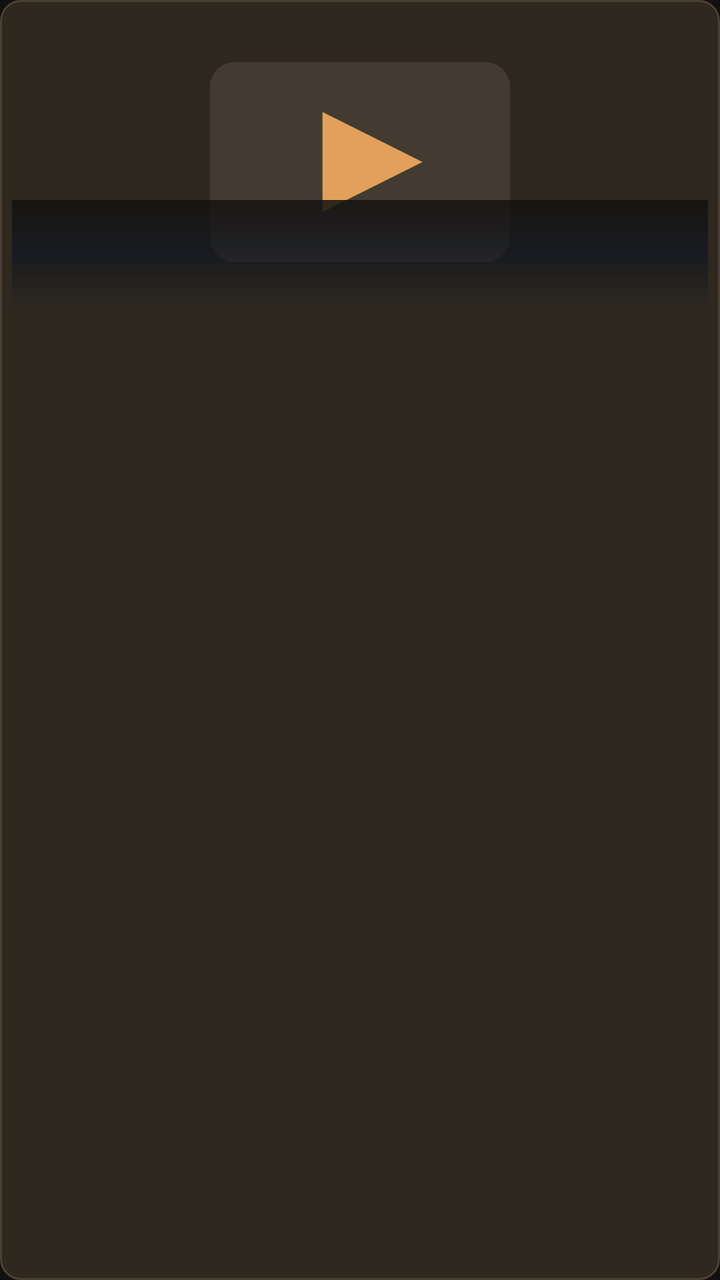
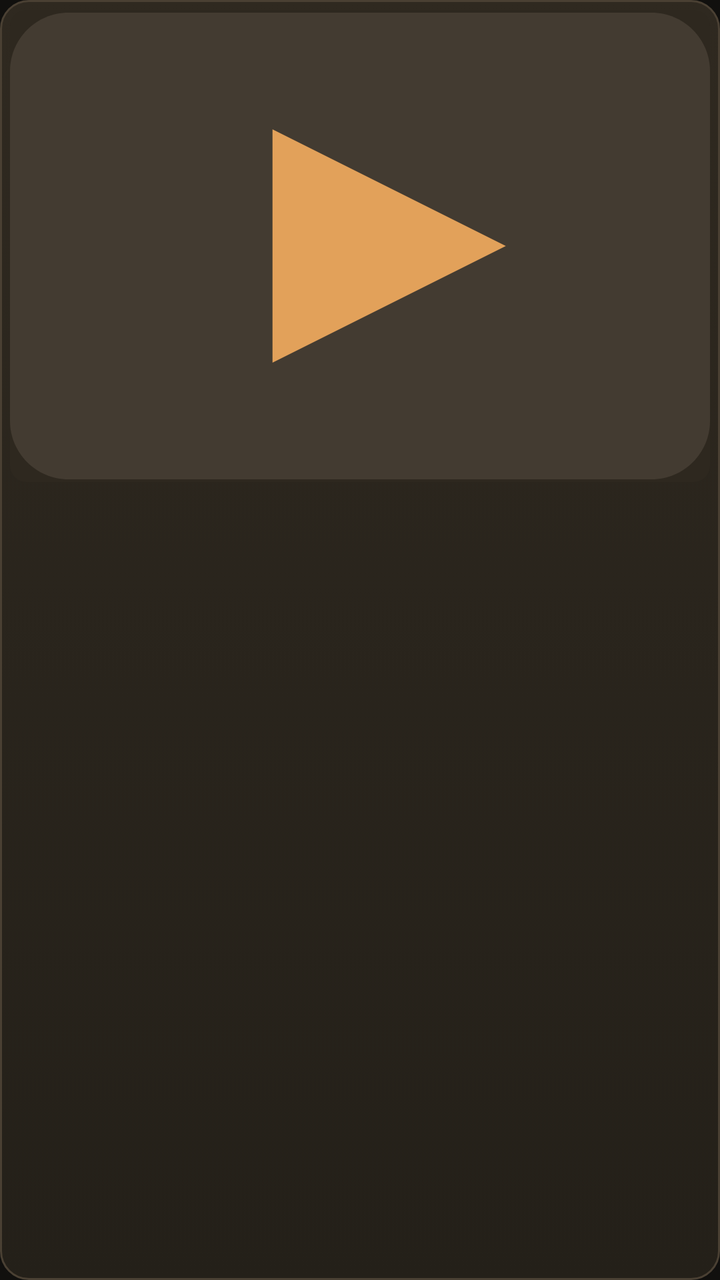

The first picture is an Android layout as it rendered before a commit; the second is the same layout after the commit. The layout source and the unified diff follow.
<!-- AndroidManifest.xml: application theme Theme.OlympusIptv -->
<!-- res/layout/item_fresh.xml -->
<?xml version="1.0" encoding="utf-8"?>
<LinearLayout xmlns:android="http://schemas.android.com/apk/res/android"
    android:layout_width="match_parent"
    android:layout_height="wrap_content"
    android:layout_margin="6dp"
    android:background="@drawable/bg_fresh_focusable"
    android:clickable="true"
    android:focusable="true"
    android:focusableInTouchMode="true"
    android:orientation="vertical"
    android:padding="6dp">

    <FrameLayout
        android:layout_width="match_parent"
        android:layout_height="150dp">

        <ImageView
            android:id="@+id/freshLogo"
            android:layout_width="match_parent"
            android:layout_height="match_parent"
            android:background="@color/bg_panel"
            android:contentDescription="@null"
            android:scaleType="fitCenter"
            android:src="@drawable/ic_channel_placeholder" />

        <TextView
            android:id="@+id/freshRating"
            android:layout_width="wrap_content"
            android:layout_height="wrap_content"
            android:layout_gravity="top|end"
            android:layout_margin="8dp"
            android:background="@drawable/bg_panel"
            android:paddingHorizontal="8dp"
            android:paddingVertical="4dp"
            android:textColor="@color/accent"
            android:textSize="12sp"
            android:textStyle="bold"
            android:visibility="gone" />

        <View
            android:layout_width="match_parent"
            android:layout_height="56dp"
            android:layout_gravity="bottom"
            android:background="@drawable/bg_player_scrim" />

        <TextView
            android:id="@+id/freshScrimMeta"
            android:layout_width="match_parent"
            android:layout_height="wrap_content"
            android:layout_gravity="bottom"
            android:ellipsize="end"
            android:maxLines="1"
            android:paddingHorizontal="10dp"
            android:paddingBottom="10dp"
            android:textColor="@color/text_primary"
            android:textSize="12sp"
            android:visibility="gone" />
    </FrameLayout>

    <TextView
        android:id="@+id/freshName"
        android:layout_width="match_parent"
        android:layout_height="wrap_content"
        android:layout_marginTop="6dp"
        android:ellipsize="end"
        android:maxLines="2"
        android:textColor="@color/text_primary"
        android:textSize="13sp"
        android:textStyle="bold" />

    <TextView
        android:id="@+id/freshGroup"
        android:layout_width="match_parent"
        android:layout_height="wrap_content"
        android:ellipsize="end"
        android:maxLines="1"
        android:textColor="@color/text_secondary"
        android:textSize="11sp" />
</LinearLayout>
<!-- resources referenced by this layout -->
<resources>
  <!-- drawable bg_fresh_focusable (drawable) -->
  <?xml version="1.0" encoding="utf-8"?>
  <selector xmlns:android="http://schemas.android.com/apk/res/android">
      <item android:state_focused="true">
          <shape>
              <solid android:color="@color/bg_elevated" />
              <corners android:radius="10dp" />
              <stroke
                  android:width="3dp"
                  android:color="@color/focus" />
          </shape>
      </item>
      <item android:state_selected="true">
          <shape>
              <solid android:color="@color/accent_dim" />
              <corners android:radius="10dp" />
              <stroke
                  android:width="2dp"
                  android:color="@color/accent" />
          </shape>
      </item>
      <item>
          <shape>
              <solid android:color="@color/bg_panel" />
              <corners android:radius="10dp" />
              <stroke
                  android:width="1dp"
                  android:color="@color/stroke" />
          </shape>
      </item>
  </selector>
  <!-- drawable bg_panel (drawable) -->
  <?xml version="1.0" encoding="utf-8"?>
  <shape xmlns:android="http://schemas.android.com/apk/res/android">
      <solid android:color="@color/bg_panel" />
      <corners android:radius="10dp" />
      <stroke
          android:width="1dp"
          android:color="@color/stroke" />
  </shape>
  <!-- drawable bg_player_scrim (drawable) -->
  <?xml version="1.0" encoding="utf-8"?>
  <shape xmlns:android="http://schemas.android.com/apk/res/android">
      <gradient
          android:angle="270"
          android:startColor="#E0141210"
          android:centerColor="#990B1220"
          android:endColor="#00000000"
          android:type="linear" />
  </shape>
  <color name="bg_elevated">#24201A</color>
  <color name="accent_dim">#B57C38</color>
  <!-- unchanged entries left out for length: 9 -->
</resources>

<!-- the commit's change to res/layout/item_fresh.xml (unified diff, before → after) -->
@@ -1,79 +1,133 @@
 <?xml version="1.0" encoding="utf-8"?>
 <LinearLayout xmlns:android="http://schemas.android.com/apk/res/android"
+    xmlns:app="http://schemas.android.com/apk/res-auto"
     android:layout_width="match_parent"
     android:layout_height="wrap_content"
-    android:layout_margin="6dp"
-    android:background="@drawable/bg_fresh_focusable"
+    android:layout_margin="7dp"
+    android:background="@drawable/bg_focusable"
     android:clickable="true"
     android:focusable="true"
     android:focusableInTouchMode="true"
+    android:gravity="center_horizontal"
     android:orientation="vertical"
-    android:padding="6dp">
+    android:padding="5dp">
 
     <FrameLayout
         android:layout_width="match_parent"
-        android:layout_height="150dp">
+        android:layout_height="236dp"
+        android:background="@drawable/bg_poster_image"
+        android:clipToOutline="true">
 
         <ImageView
-            android:id="@+id/freshLogo"
+            android:id="@+id/freshPoster"
             android:layout_width="match_parent"
             android:layout_height="match_parent"
-            android:background="@color/bg_panel"
             android:contentDescription="@null"
-            android:scaleType="fitCenter"
+            android:scaleType="centerCrop"
             android:src="@drawable/ic_channel_placeholder" />
 
+        
         <TextView
-            android:id="@+id/freshRating"
+            android:id="@+id/freshCountBadge"
             android:layout_width="wrap_content"
-            android:layout_height="wrap_content"
+            android:layout_height="24dp"
             android:layout_gravity="top|end"
             android:layout_margin="8dp"
-            android:background="@drawable/bg_panel"
-            android:paddingHorizontal="8dp"
-            android:paddingVertical="4dp"
-            android:textColor="@color/accent"
+            android:background="@drawable/bg_emby_count_badge"
+            android:gravity="center"
+            android:minWidth="24dp"
+            android:paddingHorizontal="7dp"
+            android:textColor="#FFFFFF"
             android:textSize="12sp"
             android:textStyle="bold"
             android:visibility="gone" />
 
-        <View
+        
+        <FrameLayout
+            android:id="@+id/freshHoverOverlay"
             android:layout_width="match_parent"
-            android:layout_height="56dp"
-            android:layout_gravity="bottom"
-            android:background="@drawable/bg_player_scrim" />
+            android:layout_height="match_parent"
+            android:background="#550E1116"
+            android:visibility="gone">
 
-        <TextView
-            android:id="@+id/freshScrimMeta"
-            android:layout_width="match_parent"
-            android:layout_height="wrap_content"
-            android:layout_gravity="bottom"
-            android:ellipsize="end"
-            android:maxLines="1"
-            android:paddingHorizontal="10dp"
-            android:paddingBottom="10dp"
-            android:textColor="@color/text_primary"
-            android:textSize="12sp"
-            android:visibility="gone" />
+            <ImageView
+                android:layout_width="48dp"
+                android:layout_height="48dp"
+                android:layout_gravity="center"
+                android:background="@drawable/bg_circle_play"
+                android:contentDescription="@string/play"
+                android:padding="13dp"
+                android:src="@drawable/ic_play_triangle"
+                app:tint="@color/text_primary" />
+
+            <LinearLayout
+                android:layout_width="wrap_content"
+                android:layout_height="wrap_content"
+                android:layout_gravity="bottom|end"
+                android:layout_margin="8dp"
+                android:orientation="horizontal">
+
+                <ImageButton
+                    android:id="@+id/btnCardWatched"
+                    android:layout_width="32dp"
+                    android:layout_height="32dp"
+                    android:background="@drawable/bg_circle_action"
+                    android:contentDescription="Mark watched"
+                    android:focusable="false"
+                    android:padding="7dp"
+                    android:scaleType="fitCenter"
+                    android:src="@drawable/ic_check"
+                    app:tint="@color/text_primary" />
+
+                <ImageButton
+                    android:id="@+id/btnCardFavorite"
+                    android:layout_width="32dp"
+                    android:layout_height="32dp"
+                    android:layout_marginStart="6dp"
+                    android:background="@drawable/bg_circle_action"
+                    android:contentDescription="@string/favorites"
+                    android:focusable="false"
+                    android:padding="7dp"
+                    android:scaleType="fitCenter"
+                    android:src="@drawable/ic_heart_outline"
+                    app:tint="@color/text_primary" />
+
+                <ImageButton
+                    android:id="@+id/btnCardMore"
+                    android:layout_width="32dp"
+                    android:layout_height="32dp"
+                    android:layout_marginStart="6dp"
+                    android:background="@drawable/bg_circle_action"
+                    android:contentDescription="More options"
+                    android:focusable="false"
+                    android:padding="7dp"
+                    android:scaleType="fitCenter"
+                    android:src="@drawable/ic_more_dots"
+                    app:tint="@color/text_primary" />
+            </LinearLayout>
+        </FrameLayout>
     </FrameLayout>
 
     <TextView
-        android:id="@+id/freshName"
+        android:id="@+id/freshTitle"
         android:layout_width="match_parent"
         android:layout_height="wrap_content"
-        android:layout_marginTop="6dp"
+        android:layout_marginTop="8dp"
         android:ellipsize="end"
-        android:maxLines="2"
+        android:gravity="center"
+        android:maxLines="1"
         android:textColor="@color/text_primary"
-        android:textSize="13sp"
+        android:textSize="14sp"
         android:textStyle="bold" />
 
     <TextView
-        android:id="@+id/freshGroup"
+        android:id="@+id/freshService"
         android:layout_width="match_parent"
         android:layout_height="wrap_content"
+        android:layout_marginTop="2dp"
         android:ellipsize="end"
+        android:gravity="center"
         android:maxLines="1"
         android:textColor="@color/text_secondary"
-        android:textSize="11sp" />
+        android:textSize="12sp" />
 </LinearLayout>
<!-- resource entries referenced after the edit -->
@@ -1,57 +1,102 @@
 <!-- resources referenced by this layout -->
 <resources>
-  <!-- drawable bg_fresh_focusable (drawable) -->
+  <!-- drawable bg_circle_action (drawable) -->
+  <?xml version="1.0" encoding="utf-8"?>
+  <selector xmlns:android="http://schemas.android.com/apk/res/android">
+      <item android:state_focused="true">
+          <shape android:shape="oval">
+              <solid android:color="#E2A15A" />
+          </shape>
+      </item>
+      <item>
+          <shape android:shape="oval">
+              <solid android:color="#3A3D45" />
+          </shape>
+      </item>
+  </selector>
+  <!-- drawable bg_circle_play (drawable) -->
+  <?xml version="1.0" encoding="utf-8"?>
+  <shape xmlns:android="http://schemas.android.com/apk/res/android" android:shape="oval">
+      <solid android:color="#AA1A1D24" />
+      <stroke android:width="1.5dp" android:color="#88FFFFFF" />
+  </shape>
+  <!-- drawable bg_emby_count_badge (drawable) -->
+  <?xml version="1.0" encoding="utf-8"?>
+  <shape xmlns:android="http://schemas.android.com/apk/res/android" android:shape="rectangle">
+      <solid android:color="#49A84C" />
+      <corners android:radius="999dp" />
+  </shape>
+  <!-- drawable bg_focusable (drawable) -->
   <?xml version="1.0" encoding="utf-8"?>
   <selector xmlns:android="http://schemas.android.com/apk/res/android">
       <item android:state_focused="true">
           <shape>
-              <solid android:color="@color/bg_elevated" />
-              <corners android:radius="10dp" />
+              <gradient
+                  android:angle="135"
+                  android:startColor="#3A2F20"
+                  android:endColor="#241E16"
+                  android:type="linear" />
+              <corners android:radius="14dp" />
               <stroke
-                  android:width="3dp"
+                  android:width="2dp"
                   android:color="@color/focus" />
           </shape>
       </item>
       <item android:state_selected="true">
           <shape>
-              <solid android:color="@color/accent_dim" />
-              <corners android:radius="10dp" />
+              <gradient
+                  android:angle="135"
+                  android:startColor="#8F622C"
+                  android:endColor="#6D4A20"
+                  android:type="linear" />
+              <corners android:radius="14dp" />
               <stroke
-                  android:width="2dp"
+                  android:width="1.5dp"
                   android:color="@color/accent" />
           </shape>
       </item>
       <item>
           <shape>
-              <solid android:color="@color/bg_panel" />
-              <corners android:radius="10dp" />
+              <gradient
+                  android:angle="270"
+                  android:startColor="#2F2920"
+                  android:endColor="#242019"
+                  android:type="linear" />
+              <corners android:radius="14dp" />
               <stroke
                   android:width="1dp"
                   android:color="@color/stroke" />
           </shape>
       </item>
   </selector>
-  <!-- drawable bg_panel (drawable) -->
+  <!-- drawable bg_poster_image (drawable) -->
   <?xml version="1.0" encoding="utf-8"?>
   <shape xmlns:android="http://schemas.android.com/apk/res/android">
       <solid android:color="@color/bg_panel" />
-      <corners android:radius="10dp" />
-      <stroke
-          android:width="1dp"
-          android:color="@color/stroke" />
+      <corners android:radius="8dp" />
   </shape>
-  <!-- drawable bg_player_scrim (drawable) -->
-  <?xml version="1.0" encoding="utf-8"?>
-  <shape xmlns:android="http://schemas.android.com/apk/res/android">
-      <gradient
-          android:angle="270"
-          android:startColor="#E0141210"
-          android:centerColor="#990B1220"
-          android:endColor="#00000000"
-          android:type="linear" />
-  </shape>
-  <color name="bg_elevated">#24201A</color>
-  <color name="accent_dim">#B57C38</color>
+  <!-- drawable ic_check (drawable) -->
+  <vector xmlns:android="http://schemas.android.com/apk/res/android"
+      android:width="20dp" android:height="20dp" android:viewportWidth="24" android:viewportHeight="24">
+      <path android:fillColor="#FFFFFF" android:pathData="M9,16.17L4.83,12l-1.42,1.41L9,19 21,7l-1.41,-1.41z"/>
+  </vector>
+  <!-- drawable ic_heart_outline (drawable) -->
+  <vector xmlns:android="http://schemas.android.com/apk/res/android"
+      android:width="20dp" android:height="20dp" android:viewportWidth="24" android:viewportHeight="24">
+      <path android:fillColor="#FFFFFF" android:pathData="M16.5,3c-1.74,0 -3.41,0.81 -4.5,2.09C10.91,3.81 9.24,3 7.5,3 4.42,3 2,5.42 2,8.5c0,3.78 3.4,6.86 8.55,11.54L12,21.35l1.45,-1.32C18.6,15.36 22,12.28 22,8.5 22,5.42 19.58,3 16.5,3zM12.1,18.55l-0.1,0.1 -0.1,-0.1C7.14,14.24 4,11.39 4,8.5 4,6.5 5.5,5 7.5,5c1.54,0 3.04,0.99 3.57,2.36h1.87C13.46,5.99 14.96,5 16.5,5c2,0 3.5,1.5 3.5,3.5 0,2.89 -3.14,5.74 -7.9,10.05z"/>
+  </vector>
+  <!-- drawable ic_more_dots (drawable) -->
+  <vector xmlns:android="http://schemas.android.com/apk/res/android"
+      android:width="20dp" android:height="20dp" android:viewportWidth="24" android:viewportHeight="24">
+      <path android:fillColor="#FFFFFF" android:pathData="M6,10c-1.1,0 -2,0.9 -2,2s0.9,2 2,2 2,-0.9 2,-2 -0.9,-2 -2,-2zM18,10c-1.1,0 -2,0.9 -2,2s0.9,2 2,2 2,-0.9 2,-2 -0.9,-2 -2,-2zM12,10c-1.1,0 -2,0.9 -2,2s0.9,2 2,2 2,-0.9 2,-2 -0.9,-2 -2,-2z"/>
+  </vector>
+  <!-- drawable ic_play_triangle (drawable) -->
+  <vector xmlns:android="http://schemas.android.com/apk/res/android"
+      android:width="20dp" android:height="20dp" android:viewportWidth="24" android:viewportHeight="24">
+      <path android:fillColor="#FFFFFF" android:pathData="M8,5v14l11,-7z"/>
+  </vector>
+  <string name="favorites">Favorites</string>
+  <string name="play">Play</string>
   <!-- unchanged entries left out for length: 9 -->
 </resources>
 
